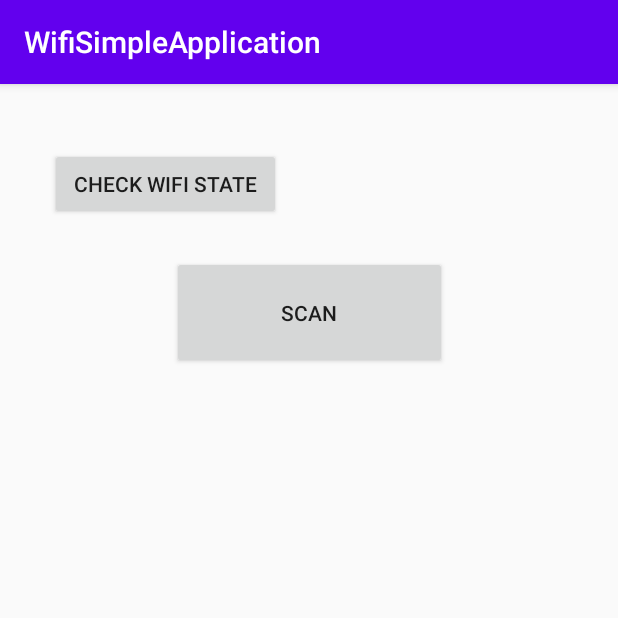
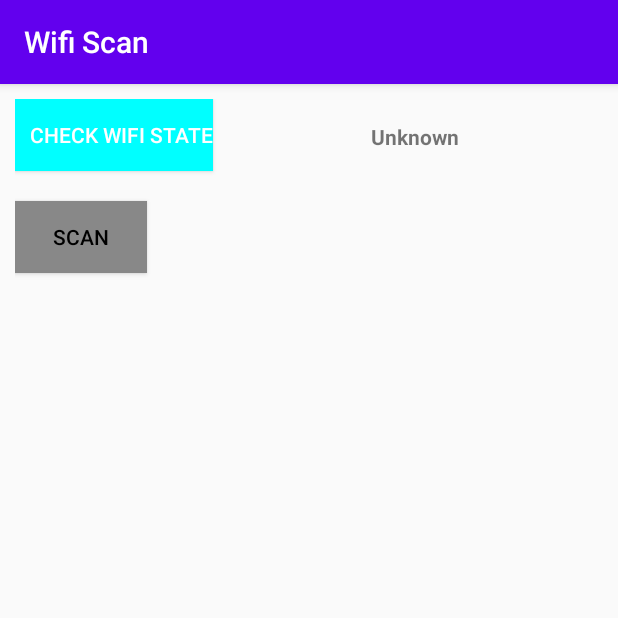
Before and after one commit to TrongNC/VeryFinalWifiDemo, an Android app: the screen it shows after launch (MainActivity), on a phone screen of 412 x 824 dp, the top half of it. Run offline under Robolectric (Android 15) with nearby library versions, the phone set to English and light mode, and no system bars.

Commit message:
27/10/2020: update UI & function

```diff
--- a/app/build.gradle
+++ b/app/build.gradle
@@ -7,7 +7,7 @@ android {
     defaultConfig {
         applicationId "com.example.wifisimpleapplication"
         minSdkVersion 16
-        targetSdkVersion 28
+        targetSdkVersion 30
         versionCode 1
         versionName "1.0"
 
--- a/app/src/main/java/com/example/wifisimpleapplication/MainActivity.java
+++ b/app/src/main/java/com/example/wifisimpleapplication/MainActivity.java
@@ -48,34 +48,23 @@ public class MainActivity extends AppCompatActivity {
         super.onCreate(savedInstanceState);
         setContentView(R.layout.activity_main);
 
-        this.wifiManager = (WifiManager) this.getApplicationContext().getSystemService(Context.WIFI_SERVICE);
+        rvScanList = findViewById(R.id.rvScanList);
+        tvWifiState =  findViewById(R.id.tvWifiState);
+        btnScan =  findViewById(R.id.btnScan);
+        btnCheckWifiState =  findViewById(R.id.btnCheckWifiState);
 
-        this.wifiReceiver = new WifiBroadcastReceiver();
+        btnCheckWifiState.setBackgroundColor(Color.CYAN);
+        btnCheckWifiState.setTextColor(Color.WHITE);
 
+        btnScan.setClickable(Boolean.FALSE);
+        btnScan.setBackgroundColor(Color.GRAY);
+        btnScan.setTextColor(Color.BLACK);
+
+        wifiManager = (WifiManager) this.getApplicationContext().getSystemService(Context.WIFI_SERVICE);
+        wifiReceiver = new WifiBroadcastReceiver();
         registerReceiver(wifiReceiver, new IntentFilter(WifiManager.SCAN_RESULTS_AVAILABLE_ACTION));
-
-        this.tvWifiState =  this.findViewById(R.id.tvWifiState);
-        this.btnScan =  this.findViewById(R.id.btnScan);
-        this.btnCheckWifiState =  this.findViewById(R.id.btnCheckWifiState);
     }
 
-    class WifiBroadcastReceiver extends BroadcastReceiver {
-        @Override
-        public void onReceive(Context context, Intent intent)   {
-            boolean ok = intent.getBooleanExtra(WifiManager.EXTRA_RESULTS_UPDATED, false);
-            rvScanList = findViewById(R.id.rvScanList);
-            if (ok)  {
-                List<ScanResult> listScan = wifiManager.getScanResults();
-                myAdapter = new MyAdapter(MainActivity.this, listScan);
-                rvScanList.setAdapter(myAdapter);
-                rvScanList.setLayoutManager(new LinearLayoutManager(MainActivity.this));
-
-            }  else {
-                Toast.makeText(MainActivity.this, "Can't find any Wifi: " , Toast.LENGTH_LONG).show();
-            }
-
-        }
-    }
 
     @Override
     protected void onStop()  {
@@ -88,10 +77,18 @@ public class MainActivity extends AppCompatActivity {
         if(state.equalsIgnoreCase("Enabled")){
             tvWifiState.setText("ON");
             tvWifiState.setBackgroundColor(Color.GREEN);
+
+            btnScan.setClickable(Boolean.TRUE);
+            btnScan.setBackgroundColor(Color.CYAN);
+            btnScan.setTextColor(Color.WHITE);
         }
         else if(state.equalsIgnoreCase("Disabled")){
             tvWifiState.setText("OFF");
             tvWifiState.setBackgroundColor(RED);
+
+            btnScan.setClickable(Boolean.FALSE);
+            btnScan.setBackgroundColor(Color.GRAY);
+            btnScan.setTextColor(Color.BLACK);
         }
         else{
             tvWifiState.setText("UNKNOWN");
@@ -148,4 +145,23 @@ public class MainActivity extends AppCompatActivity {
         this.wifiManager.startScan();
     }
 
+
+    class WifiBroadcastReceiver extends BroadcastReceiver {
+        @Override
+        public void onReceive(Context context, Intent intent)   {
+            boolean ok = intent.getBooleanExtra(WifiManager.EXTRA_RESULTS_UPDATED, false);
+
+            if (ok)  {
+                List<ScanResult> listScan = wifiManager.getScanResults();
+                myAdapter = new MyAdapter(MainActivity.this, listScan);
+                rvScanList.setAdapter(myAdapter);
+                rvScanList.setLayoutManager(new LinearLayoutManager(MainActivity.this));
+
+            }  else {
+                Toast.makeText(MainActivity.this, "Can't find any Wifi: " , Toast.LENGTH_LONG).show();
+            }
+
+        }
+    }
+
 }
--- a/app/src/main/res/layout/activity_main.xml
+++ b/app/src/main/res/layout/activity_main.xml
@@ -1,67 +1,45 @@
 <?xml version="1.0" encoding="utf-8"?>
-<androidx.constraintlayout.widget.ConstraintLayout xmlns:android="http://schemas.android.com/apk/res/android"
+<RelativeLayout xmlns:android="http://schemas.android.com/apk/res/android"
     xmlns:app="http://schemas.android.com/apk/res-auto"
     xmlns:tools="http://schemas.android.com/tools"
     android:layout_width="match_parent"
     android:layout_height="match_parent"
+    android:padding="10dp"
     tools:context=".MainActivity">
 
     <Button
-        android:id="@+id/btnScan"
-        android:layout_width="183dp"
-        android:layout_height="75dp"
-        android:layout_marginBottom="31dp"
-        android:onClick="scanWifi"
-        android:text="@string/btnScan"
-        app:layout_constraintBottom_toTopOf="@+id/rvScanList"
-        app:layout_constraintEnd_toEndOf="parent"
-        app:layout_constraintStart_toStartOf="parent"
-        app:layout_constraintTop_toBottomOf="@+id/tvWifiState" />
+        android:id="@+id/btnCheckWifiState"
+        android:layout_width="wrap_content"
+        android:layout_height="wrap_content"
+        android:onClick="checkWifiState"
+        android:paddingLeft="10dp"
+        android:text="@string/btnCheckWifiState" />
 
     <Button
-        android:id="@+id/btnCheckWifiState"
-        android:layout_width="154dp"
-        android:layout_height="48dp"
-        android:layout_marginStart="33dp"
-        android:layout_marginLeft="33dp"
-        android:layout_marginTop="44dp"
-        android:layout_marginEnd="60dp"
-        android:layout_marginRight="60dp"
-        android:layout_marginBottom="25dp"
-        android:onClick="checkWifiState"
-        android:text="@string/btnCheckWifiState"
-        app:layout_constraintBottom_toTopOf="@+id/btnScan"
-        app:layout_constraintEnd_toStartOf="@+id/tvWifiState"
-        app:layout_constraintStart_toStartOf="parent"
-        app:layout_constraintTop_toTopOf="parent" />
+        android:id="@+id/btnScan"
+        android:layout_width="wrap_content"
+        android:layout_height="wrap_content"
+        android:layout_below="@id/btnCheckWifiState"
+        android:layout_marginTop="20dp"
+        android:onClick="scanWifi"
+        android:text="@string/btnScan" />
 
     <TextView
         android:id="@+id/tvWifiState"
-        android:layout_width="135dp"
-        android:layout_height="17dp"
-        android:layout_marginTop="49dp"
-        android:layout_marginEnd="30dp"
-        android:layout_marginRight="30dp"
-        android:layout_marginBottom="33dp"
+        android:layout_width="match_parent"
+        android:layout_height="wrap_content"
+        android:layout_marginLeft="10dp"
+        android:layout_toEndOf="@id/btnCheckWifiState"
+        android:layout_toRightOf="@id/btnCheckWifiState"
         android:gravity="center"
-        android:textStyle="bold"
-        app:layout_constraintBottom_toTopOf="@+id/btnScan"
-        app:layout_constraintEnd_toEndOf="parent"
-        app:layout_constraintStart_toEndOf="@+id/btnCheckWifiState"
-        app:layout_constraintTop_toTopOf="parent" />
+        android:padding="15dp"
+        android:text="Unknown"
+        android:textStyle="bold" />
 
     <androidx.recyclerview.widget.RecyclerView
         android:id="@+id/rvScanList"
-        android:layout_width="413dp"
-        android:layout_height="531dp"
-        android:layout_marginStart="1dp"
-        android:layout_marginLeft="1dp"
-        android:layout_marginEnd="1dp"
-        android:layout_marginRight="1dp"
-        android:layout_marginBottom="1dp"
-        app:layout_constraintBottom_toBottomOf="parent"
-        app:layout_constraintEnd_toEndOf="parent"
-        app:layout_constraintStart_toStartOf="parent"
-        app:layout_constraintTop_toBottomOf="@+id/btnScan" />
-
-</androidx.constraintlayout.widget.ConstraintLayout>
+        android:layout_width="match_parent"
+        android:layout_height="match_parent"
+        android:layout_below="@id/btnScan"
+        android:layout_marginTop="10dp" />
+</RelativeLayout>
--- a/app/src/main/res/values/strings.xml
+++ b/app/src/main/res/values/strings.xml
@@ -1,6 +1,8 @@
 <resources>
-    <string name="app_name">WifiSimpleApplication</string>
+    <string name="app_name">Wifi Scan</string>
     <string name="tvWifiStatus">Wifi :</string>
     <string name="btnScan">Scan</string>
     <string name="btnCheckWifiState">Check Wifi State</string>
+    <string name="btnConnect">Connect</string>
+    <string name="btnExit">Exit</string>
 </resources>
```
Also changed, not shown: app/src/main/java/com/example/wifisimpleapplication/MyAdapter.java (+66 -18 lines), app/src/main/java/com/example/wifisimpleapplication/WifiItemClickListener.java (added, +8 -0 lines), app/src/main/res/layout/connection.xml (added, +54 -0 lines), app/src/main/res/layout/item_recycler.xml (+18 -36 lines), app/src/main/res/drawable/wifi_medium.png (added), app/src/main/res/drawable/wifi_strong.png (added), app/src/main/res/drawable/wifi_weak.png (added).
